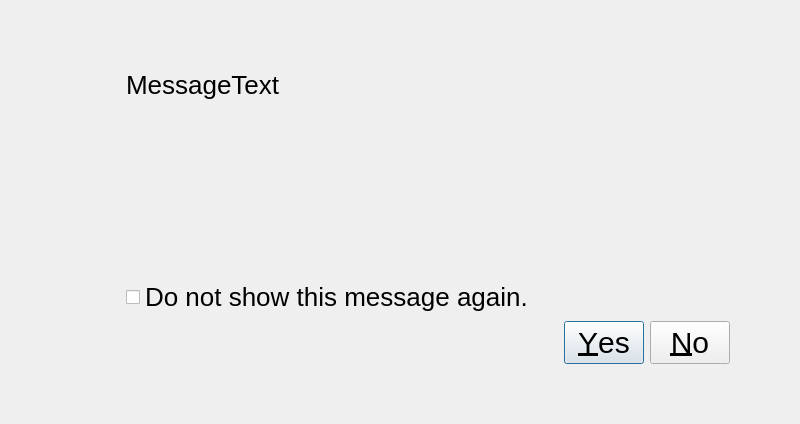
Old version of the form src/gui/qt/gui_800x480/mymessagedialog_800x480.ui in the repository pokerth/pokerth.
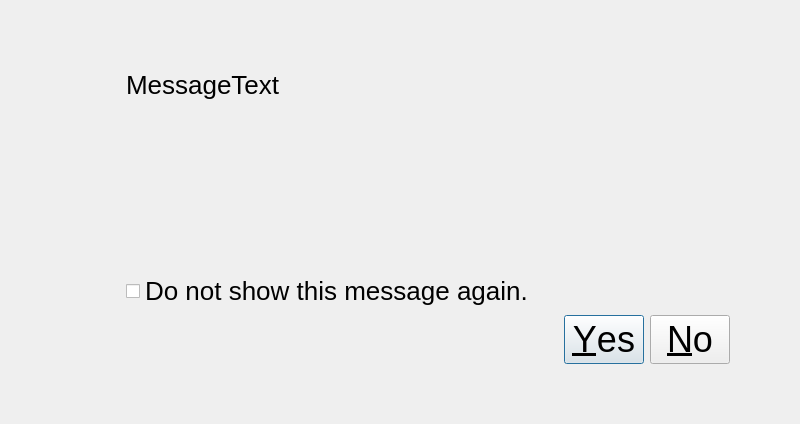
New version of the form.

Diff of the .ui file:
```diff
--- a/src/gui/qt/gui_800x480/mymessagedialog_800x480.ui
+++ b/src/gui/qt/gui_800x480/mymessagedialog_800x480.ui
@@ -92,7 +92,7 @@
      <item row="3" column="0">
       <widget class="QDialogButtonBox" name="buttonBox">
        <property name="styleSheet">
-        <string notr="true">QObject {font: 30px}</string>
+        <string notr="true">QObject {font: 36px}</string>
        </property>
        <property name="orientation">
         <enum>Qt::Horizontal</enum>
```
